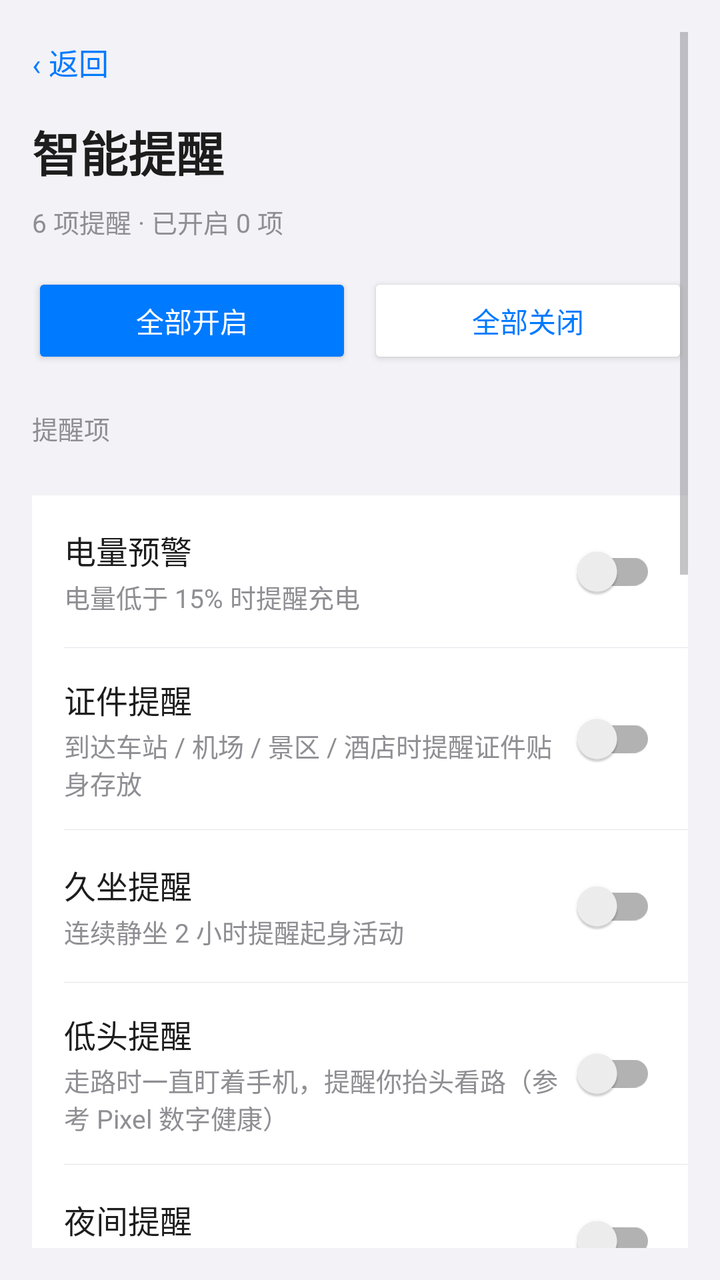
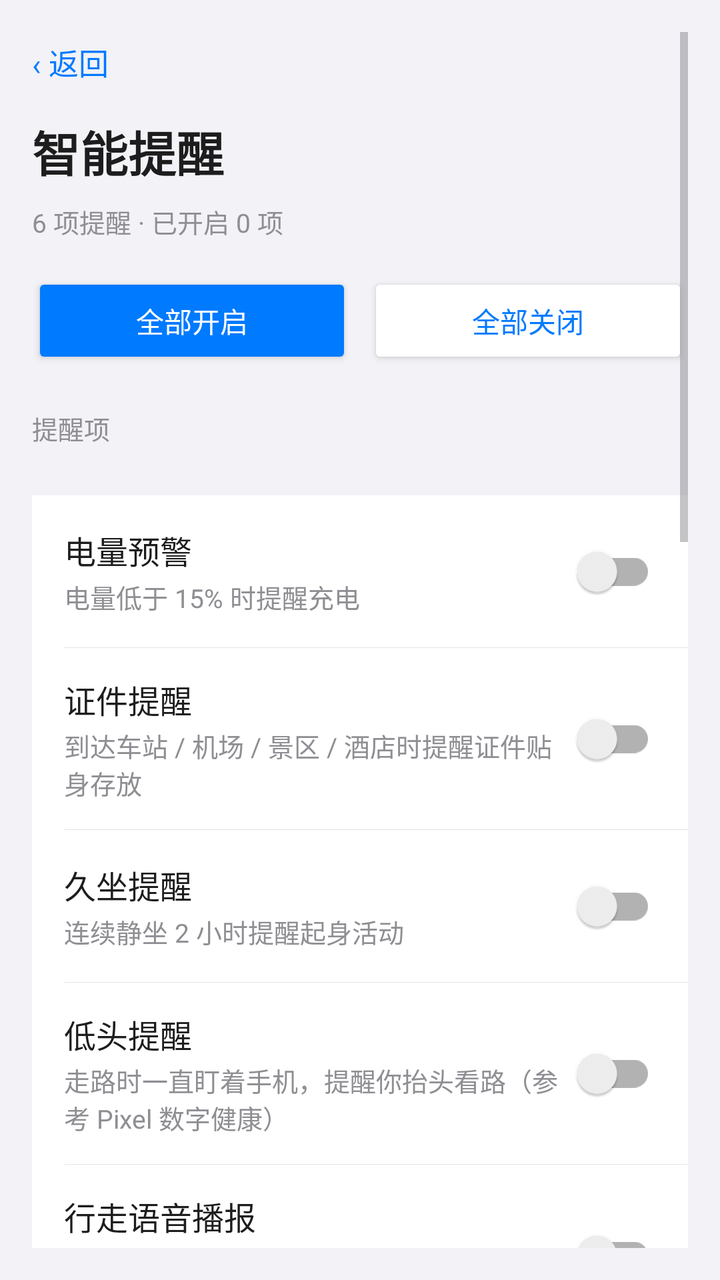

Two renders of the same Android screen: before a commit and after it. Below are the layout's source before the change and the commit's diff.
<!-- AndroidManifest.xml: activity theme Theme.Safewalk -->
<!-- res/layout/activity_smart_reminder.xml -->
<?xml version="1.0" encoding="utf-8"?>
<ScrollView xmlns:android="http://schemas.android.com/apk/res/android"
    xmlns:app="http://schemas.android.com/apk/res-auto"
    android:layout_width="match_parent"
    android:layout_height="match_parent"
    android:background="@color/bg"
    android:fitsSystemWindows="true"
    android:padding="16dp"
    android:paddingTop="40dp">

    <LinearLayout
        android:layout_width="match_parent"
        android:layout_height="wrap_content"
        android:orientation="vertical"
        android:paddingBottom="40dp">

        <TextView
            android:id="@+id/btn_back"
            android:layout_width="wrap_content"
            android:layout_height="wrap_content"
            android:background="?android:attr/selectableItemBackground"
            android:paddingVertical="4dp"
            android:text="‹ 返回"
            android:textColor="@color/primary"
            android:textSize="15sp" />

        <TextView
            android:layout_width="wrap_content"
            android:layout_height="wrap_content"
            android:layout_marginTop="12dp"
            android:text="智能提醒"
            android:textColor="@color/text_primary"
            android:textSize="24sp"
            android:textStyle="bold" />

        <TextView
            android:id="@+id/hero_summary"
            android:layout_width="match_parent"
            android:layout_height="wrap_content"
            android:layout_marginTop="8dp"
            android:lineSpacingExtra="4dp"
            android:text="6 项提醒 · 已开启 0 项"
            android:textColor="@color/text_hint"
            android:textSize="13sp" />

        
        <LinearLayout
            android:layout_width="match_parent"
            android:layout_height="wrap_content"
            android:layout_marginTop="16dp"
            android:orientation="horizontal">

            <Button
                android:id="@+id/btn_all_on"
                android:layout_width="0dp"
                android:layout_height="wrap_content"
                android:layout_weight="1"
                android:backgroundTint="@color/primary"
                android:text="全部开启"
                android:textColor="@color/on_accent" />

            <Button
                android:id="@+id/btn_all_off"
                android:layout_width="0dp"
                android:layout_height="wrap_content"
                android:layout_marginStart="8dp"
                android:layout_weight="1"
                android:backgroundTint="@color/card_bg"
                android:text="全部关闭"
                android:textColor="@color/primary" />
        </LinearLayout>

        <TextView
            style="@style/SectionLabel"
            android:text="提醒项" />

        <LinearLayout style="@style/CardStyle">

            <LinearLayout
                android:id="@+id/card_battery"
                style="@style/RowStyle">

                <LinearLayout
                    android:layout_width="0dp"
                    android:layout_height="wrap_content"
                    android:layout_weight="1"
                    android:orientation="vertical">

                    <TextView
                        style="@style/RowTitle"
                        android:text="电量预警" />

                    <TextView
                        style="@style/RowHint"
                        android:layout_marginTop="2dp"
                        android:text="电量低于 15% 时提醒充电" />
                </LinearLayout>

                <androidx.appcompat.widget.SwitchCompat
                    android:id="@+id/sw_battery"
                    android:layout_width="wrap_content"
                    android:layout_height="wrap_content" />
            </LinearLayout>

            <View style="@style/RowDivider" />

            <LinearLayout
                android:id="@+id/card_idcard"
                style="@style/RowStyle">

                <LinearLayout
                    android:layout_width="0dp"
                    android:layout_height="wrap_content"
                    android:layout_weight="1"
                    android:orientation="vertical">

                    <TextView
                        style="@style/RowTitle"
                        android:text="证件提醒" />

                    <TextView
                        style="@style/RowHint"
                        android:layout_marginTop="2dp"
                        android:text="到达车站 / 机场 / 景区 / 酒店时提醒证件贴身存放" />
                </LinearLayout>

                <androidx.appcompat.widget.SwitchCompat
                    android:id="@+id/sw_idcard"
                    android:layout_width="wrap_content"
                    android:layout_height="wrap_content" />
            </LinearLayout>

            <View style="@style/RowDivider" />

            <LinearLayout
                android:id="@+id/card_sit"
                style="@style/RowStyle">

                <LinearLayout
                    android:layout_width="0dp"
                    android:layout_height="wrap_content"
                    android:layout_weight="1"
                    android:orientation="vertical">

                    <TextView
                        style="@style/RowTitle"
                        android:text="久坐提醒" />

                    <TextView
                        style="@style/RowHint"
                        android:layout_marginTop="2dp"
                        android:text="连续静坐 2 小时提醒起身活动" />
                </LinearLayout>

                <androidx.appcompat.widget.SwitchCompat
                    android:id="@+id/sw_sit"
                    android:layout_width="wrap_content"
                    android:layout_height="wrap_content" />
            </LinearLayout>

            <View style="@style/RowDivider" />

            <LinearLayout
                android:id="@+id/card_head_down"
                style="@style/RowStyle">

                <LinearLayout
                    android:layout_width="0dp"
                    android:layout_height="wrap_content"
                    android:layout_weight="1"
                    android:orientation="vertical">

                    <TextView
                        style="@style/RowTitle"
                        android:text="低头提醒" />

                    <TextView
                        style="@style/RowHint"
                        android:layout_marginTop="2dp"
                        android:text="走路时一直盯着手机，提醒你抬头看路（参考 Pixel 数字健康）" />
                </LinearLayout>

                <androidx.appcompat.widget.SwitchCompat
                    android:id="@+id/sw_head_down"
                    android:layout_width="wrap_content"
                    android:layout_height="wrap_content" />
            </LinearLayout>

            <View style="@style/RowDivider" />

            <LinearLayout
                android:id="@+id/card_night_torch"
                style="@style/RowStyle">

                <LinearLayout
                    android:layout_width="0dp"
                    android:layout_height="wrap_content"
                    android:layout_weight="1"
                    android:orientation="vertical">

                    <TextView
                        style="@style/RowTitle"
                        android:text="夜间提醒" />

                    <TextView
                        style="@style/RowHint"
                        android:layout_marginTop="2dp"
                        android:text="22:00–06:00 出门时建议开手电" />
                </LinearLayout>

                <androidx.appcompat.widget.SwitchCompat
                    android:id="@+id/sw_night_torch"
                    android:layout_width="wrap_content"
                    android:layout_height="wrap_content" />
            </LinearLayout>

            <View style="@style/RowDivider" />

            <LinearLayout
                android:id="@+id/row_night_time"
                style="@style/RowStyle">

                <TextView
                    android:layout_width="0dp"
                    android:layout_height="wrap_content"
                    android:layout_weight="1"
                    android:text="生效时段"
                    android:textColor="@color/text_primary"
                    android:textSize="15sp" />

                <TextView
                    android:id="@+id/tv_night_time"
                    android:layout_width="wrap_content"
                    android:layout_height="wrap_content"
                    android:textColor="@color/text_hint"
                    android:textSize="14sp" />

                <TextView style="@style/RowChevron" />
            </LinearLayout>

            <View style="@style/RowDivider" />

            
            <LinearLayout
                android:id="@+id/card_night_torch_gait"
                style="@style/RowStyle">

                <LinearLayout
                    android:layout_width="0dp"
                    android:layout_height="wrap_content"
                    android:layout_weight="1"
                    android:orientation="vertical">

                    <TextView
                        style="@style/RowTitle"
                        android:text="夜间手电" />

                    <TextView
                        style="@style/RowHint"
                        android:layout_marginTop="2dp"
                        android:text="夜间时段内，角落小窗显示时闪光灯一起点亮，小窗收起自动熄灭" />
                </LinearLayout>

                <androidx.appcompat.widget.SwitchCompat
                    android:id="@+id/sw_night_torch_gait"
                    android:layout_width="wrap_content"
                    android:layout_height="wrap_content" />
            </LinearLayout>

            <View style="@style/RowDivider" />

            <LinearLayout
                android:id="@+id/card_social"
                style="@style/RowStyle">

                <LinearLayout
                    android:layout_width="0dp"
                    android:layout_height="wrap_content"
                    android:layout_weight="1"
                    android:orientation="vertical">

                    <TextView
                        style="@style/RowTitle"
                        android:text="到场提示" />

                    <TextView
                        style="@style/RowHint"
                        android:layout_marginTop="2dp"
                        android:text="到达面试 / 约会 / 聚会等场所时，按场所类型提一条礼节" />
                </LinearLayout>

                <androidx.appcompat.widget.SwitchCompat
                    android:id="@+id/sw_social"
                    android:layout_width="wrap_content"
                    android:layout_height="wrap_content" />
            </LinearLayout>

        </LinearLayout>

        <TextView
            style="@style/SectionLabel"
            android:text="出行模式" />

        <LinearLayout style="@style/CardStyle">

            <LinearLayout style="@style/RowStyle">

                <LinearLayout
                    android:layout_width="0dp"
                    android:layout_height="wrap_content"
                    android:layout_weight="1"
                    android:orientation="vertical">

                    <TextView
                        style="@style/RowTitle"
                        android:text="基于定位自动识别" />

                    <TextView
                        style="@style/RowHint"
                        android:layout_marginTop="2dp"
                        android:text="自动判断你在什么场合，切换对应模式" />
                </LinearLayout>

                <androidx.appcompat.widget.SwitchCompat
                    android:id="@+id/sw_auto_mode"
                    android:layout_width="wrap_content"
                    android:layout_height="wrap_content" />
            </LinearLayout>

            <View style="@style/RowDivider" />

            <TextView
                android:id="@+id/tv_auto_mode_status"
                android:layout_width="match_parent"
                android:layout_height="wrap_content"
                android:paddingHorizontal="16dp"
                android:paddingVertical="10dp"
                android:text=""
                android:textColor="@color/text_hint"
                android:textSize="12sp" />

            <View style="@style/RowDivider" />

            <TextView
                android:id="@+id/tv_travel_hint"
                android:layout_width="match_parent"
                android:layout_height="wrap_content"
                android:paddingHorizontal="16dp"
                android:paddingTop="14dp"
                android:text="到场提示会按「识别到的场所类型」自动匹配模板（求职 / 约会 / 聚会 / 旅游各一套），这里的手动选择仅作偏好记录"
                android:textColor="@color/text_hint"
                android:textSize="12sp" />

            <LinearLayout
                android:id="@+id/row_mode_chips"
                android:layout_width="match_parent"
                android:layout_height="wrap_content"
                android:orientation="horizontal"
                android:paddingHorizontal="16dp"
                android:paddingTop="12dp"
                android:paddingBottom="16dp">

                <TextView
                    android:id="@+id/chip_job"
                    android:layout_width="0dp"
                    android:layout_height="36dp"
                    android:layout_weight="1"
                    android:background="@drawable/bg_choice_chip"
                    android:gravity="center"
                    android:text="求职"
                    android:textColor="@color/text_primary"
                    android:textSize="13sp" />

                <TextView
                    android:id="@+id/chip_date"
                    android:layout_width="0dp"
                    android:layout_height="36dp"
                    android:layout_marginStart="8dp"
                    android:layout_weight="1"
                    android:background="@drawable/bg_choice_chip"
                    android:gravity="center"
                    android:text="约会"
                    android:textColor="@color/text_primary"
                    android:textSize="13sp" />

                <TextView
                    android:id="@+id/chip_party"
                    android:layout_width="0dp"
                    android:layout_height="36dp"
                    android:layout_marginStart="8dp"
                    android:layout_weight="1"
                    android:background="@drawable/bg_choice_chip"
                    android:gravity="center"
                    android:text="聚会"
                    android:textColor="@color/text_primary"
                    android:textSize="13sp" />

                <TextView
                    android:id="@+id/chip_travel"
                    android:layout_width="0dp"
                    android:layout_height="36dp"
                    android:layout_marginStart="8dp"
                    android:layout_weight="1"
                    android:background="@drawable/bg_choice_chip"
                    android:gravity="center"
                    android:text="旅游"
                    android:textColor="@color/text_primary"
                    android:textSize="13sp" />
            </LinearLayout>

        </LinearLayout>

        <TextView
            style="@style/SectionLabel"
            android:text="夜间手电 · 静置提醒" />

        <LinearLayout style="@style/CardStyle">

            <LinearLayout
                android:layout_width="match_parent"
                android:layout_height="wrap_content"
                android:orientation="vertical"
                android:paddingHorizontal="16dp"
                android:paddingVertical="14dp">

                <TextView
                    android:id="@+id/tv_torch_minutes"
                    android:layout_width="match_parent"
                    android:layout_height="wrap_content"
                    android:text="手电开着静置 20 分钟后提醒省电"
                    android:textColor="@color/text_primary"
                    android:textSize="15sp" />

                <SeekBar
                    android:id="@+id/seek_torch_minutes"
                    android:layout_width="match_parent"
                    android:layout_height="wrap_content"
                    android:layout_marginTop="8dp"
                    android:max="55"
                    android:progress="15" />

                <TextView
                    android:layout_width="match_parent"
                    android:layout_height="wrap_content"
                    android:text="范围 5 ~ 60 分钟"
                    android:textColor="@color/text_hint"
                    android:textSize="12sp" />
            </LinearLayout>

        </LinearLayout>

        <TextView
            android:layout_width="match_parent"
            android:layout_height="wrap_content"
            android:layout_marginTop="18dp"
            android:gravity="center"
            android:text="修改即时生效，无需点击保存"
            android:textColor="@color/text_hint"
            android:textSize="12sp" />

    </LinearLayout>
</ScrollView>
<!-- resources referenced by this layout -->
<resources>
  <color name="bg">#F2F2F7</color>
  <color name="card_bg">#FFFFFF</color>
  <color name="on_accent">#FFFFFF</color>
  <color name="primary">#007AFF</color>
  <color name="text_hint">#8E8E93</color>
  <color name="text_primary">#1D1D1D</color>
  <!-- drawable bg_choice_chip (drawable) -->
  <?xml version="1.0" encoding="utf-8"?>
  <shape xmlns:android="http://schemas.android.com/apk/res/android"
      android:shape="rectangle">
      <solid android:color="@android:color/transparent" />
      <stroke
          android:width="1dp"
          android:color="@color/chip_stroke" />
      <corners android:radius="18dp" />
  </shape>
  <style name="CardStyle">
          <item name="android:layout_width">match_parent</item>
          <item name="android:layout_height">wrap_content</item>
          <item name="android:layout_marginTop">16dp</item>
          <item name="android:orientation">vertical</item>
          <item name="android:background">@color/card_bg</item>
      </style>
  <style name="RowChevron">
          <item name="android:layout_width">wrap_content</item>
          <item name="android:layout_height">wrap_content</item>
          <item name="android:text">›</item>
          <item name="android:textColor">@color/chevron</item>
          <item name="android:textSize">20sp</item>
      </style>
  <style name="RowDivider">
          <item name="android:layout_width">match_parent</item>
          <item name="android:layout_height">1px</item>
          <item name="android:layout_marginLeft">16dp</item>
          <item name="android:background">@color/divider</item>
      </style>
  <style name="RowHint">
          <item name="android:layout_width">wrap_content</item>
          <item name="android:layout_height">wrap_content</item>
          <item name="android:textColor">@color/text_hint</item>
          <item name="android:textSize">13sp</item>
      </style>
  <style name="RowStyle">
          <item name="android:layout_width">match_parent</item>
          <item name="android:layout_height">wrap_content</item>
          <item name="android:orientation">horizontal</item>
          <item name="android:gravity">center_vertical</item>
          <item name="android:paddingLeft">16dp</item>
          <item name="android:paddingRight">16dp</item>
          <item name="android:paddingTop">14dp</item>
          <item name="android:paddingBottom">14dp</item>
          <item name="android:background">?android:attr/selectableItemBackground</item>
          <item name="android:clickable">true</item>
          <item name="android:focusable">true</item>
      </style>
  <style name="RowTitle">
          <item name="android:layout_width">wrap_content</item>
          <item name="android:layout_height">wrap_content</item>
          <item name="android:textColor">@color/text_primary</item>
          <item name="android:textSize">16sp</item>
      </style>
  <style name="SectionLabel">
          <item name="android:layout_width">match_parent</item>
          <item name="android:layout_height">wrap_content</item>
          <item name="android:layout_marginTop">20dp</item>
          <item name="android:layout_marginBottom">8dp</item>
          <item name="android:textColor">@color/text_hint</item>
          <item name="android:textSize">13sp</item>
      </style>
  <color name="chip_stroke">#D1D1D6</color>
  <color name="chevron">#C7C7CC</color>
  <color name="divider">#E5E5EA</color>
  <!-- unchanged entries left out for length: 1 -->
</resources>

<!-- the commit's change to res/layout/activity_smart_reminder.xml (unified diff, before → after) -->
@@ -189,6 +189,34 @@
             <View style="@style/RowDivider" />
 
             <LinearLayout
+                android:id="@+id/card_walk_voice"
+                style="@style/RowStyle">
+
+                <LinearLayout
+                    android:layout_width="0dp"
+                    android:layout_height="wrap_content"
+                    android:layout_weight="1"
+                    android:orientation="vertical">
+
+                    <TextView
+                        style="@style/RowTitle"
+                        android:text="行走语音播报" />
+
+                    <TextView
+                        style="@style/RowHint"
+                        android:layout_marginTop="2dp"
+                        android:text="给视力障碍用户：走路时用语音轻播来电与重要消息，不弹窗遮挡。需开启无障碍服务" />
+                </LinearLayout>
+
+                <androidx.appcompat.widget.SwitchCompat
+                    android:id="@+id/sw_walk_voice"
+                    android:layout_width="wrap_content"
+                    android:layout_height="wrap_content" />
+            </LinearLayout>
+
+            <View style="@style/RowDivider" />
+
+            <LinearLayout
                 android:id="@+id/card_night_torch"
                 style="@style/RowStyle">
 
